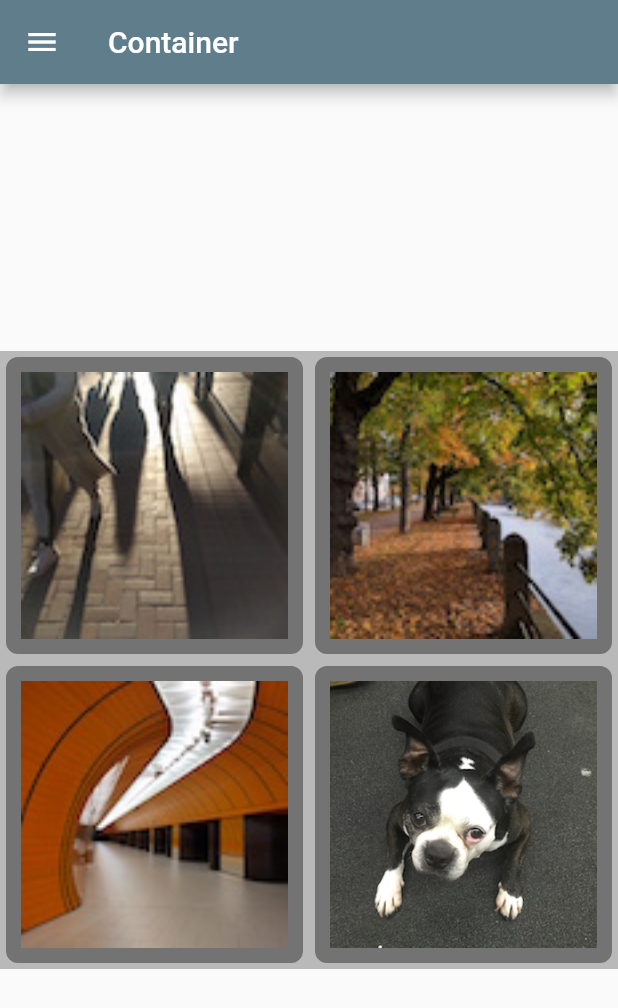
After one commit to jaggerwang/jw-flutter-demo, a Flutter app: the ContainerPage screen opened directly, on a phone screen of 412 x 824 dp. The commit adds this screen. Shown: the top 1008 px of the screen. Run offline on Flutter 3.47's test engine with Material 2 defaults, Android fonts, the phone set to English and light mode, and no system bars; our stand-ins replace package_info.

Commit message:
add layout container

```diff
--- a/lib/pages/home.dart
+++ b/lib/pages/home.dart
@@ -9,7 +9,7 @@ class HomePage extends StatelessWidget {
       appBar: AppBar(
         title: Text('Home'),
       ),
-      drawer: JWDrawer(),
+      drawer: JWFDDrawer(),
       body: Center(
         child: Text(
           'JW Flutter Demo',
--- /dev/null
+++ b/lib/pages/layout/container.dart
@@ -0,0 +1,57 @@
+import 'package:flutter/material.dart';
+
+import '../../components/components.dart';
+
+class ContainerPage extends StatelessWidget {
+  Widget _buildImage(String name) {
+    return Expanded(
+      child: Container(
+        decoration: BoxDecoration(
+          border: Border.all(width: 10.0, color: Colors.black38),
+          borderRadius: const BorderRadius.all(const Radius.circular(8.0)),
+        ),
+        margin: const EdgeInsets.all(4.0),
+        child: Image.asset(
+          'assets/images/$name.jpg',
+          fit: BoxFit.cover,
+        ),
+      ),
+    );
+  }
+
+  @override
+  Widget build(BuildContext context) {
+    var container = Container(
+      decoration: BoxDecoration(
+        color: Colors.black26,
+      ),
+      child: Column(
+        mainAxisSize: MainAxisSize.min,
+        children: [
+          Row(
+            children: [
+              _buildImage('small-pic-1'),
+              _buildImage('small-pic-2'),
+            ],
+          ),
+          Row(
+            children: [
+              _buildImage('small-pic-3'),
+              _buildImage('small-pic-4'),
+            ],
+          ),
+        ],
+      ),
+    );
+
+    return Scaffold(
+      appBar: AppBar(
+        title: Text('Container'),
+      ),
+      drawer: JWFDDrawer(),
+      body: Center(
+        child: container,
+      ),
+    );
+  }
+}
--- a/lib/pages/layout/scaffold.dart
+++ b/lib/pages/layout/scaffold.dart
@@ -1,4 +1,6 @@
 import 'package:flutter/material.dart';
+
+import '../../components/components.dart';
 
 class ScaffoldPage extends StatelessWidget {
   @override
@@ -7,6 +9,7 @@ class ScaffoldPage extends StatelessWidget {
       appBar: AppBar(
         title: Text('Material Scaffold'),
       ),
+      drawer: JWFDDrawer(),
       body: Center(
         child: Text('Hello Dart!'),
       ),
--- a/lib/pages/list_view.dart
+++ b/lib/pages/list_view.dart
@@ -22,7 +22,7 @@ class ListViewPageState extends State<ListViewPage> {
       appBar: AppBar(
         title: Text('ListView'),
       ),
-      drawer: JWDrawer(),
+      drawer: JWFDDrawer(),
       body: RefreshIndicator(
         onRefresh: _refresh,
         child: ListView.builder(
--- a/lib/pages/pages.dart
+++ b/lib/pages/pages.dart
@@ -1,3 +1,7 @@
+export 'layout/container.dart';
+export 'layout/hori_vert_align.dart';
+export 'layout/hori_vert_sizing.dart';
+export 'layout/pavlova.dart';
 export 'layout/scaffold.dart';
 
 export 'tab_bar/first_tab.dart';
--- a/lib/pages/tar_bar.dart
+++ b/lib/pages/tar_bar.dart
@@ -10,7 +10,7 @@ class TabBarPage extends StatelessWidget {
       appBar: AppBar(
         title: Text('TabBar'),
       ),
-      drawer: JWDrawer(),
+      drawer: JWFDDrawer(),
       body: Container(
         padding: EdgeInsets.symmetric(horizontal: 5),
         child: Column(
--- a/pubspec.yaml
+++ b/pubspec.yaml
@@ -38,6 +38,8 @@ flutter:
   # assets:
   #  - images/a_dot_burr.jpeg
   #  - images/a_dot_ham.jpeg
+  assets:
+    - assets/images/
 
   # An image asset can refer to one or more resolution-specific "variants", see
   # https://flutter.io/assets-and-images/#resolution-aware.
```
Also changed, not shown: lib/components/drawer.dart (+24 -4 lines), lib/pages/layout/hori_vert_align.dart (added, +25 -0 lines), lib/pages/layout/hori_vert_sizing.dart (added, +40 -0 lines), lib/pages/layout/pavlova.dart (added, +144 -0 lines), assets/images/pavlova.jpg (added), assets/images/small-pic-1.jpg (added), assets/images/small-pic-2.jpg (added), assets/images/small-pic-3.jpg (added), assets/images/small-pic-4.jpg (added), assets/images/small-pic-5.jpg (added), assets/images/small-pic-6.jpg (added), assets/images/small-pic-7.jpg (added).
